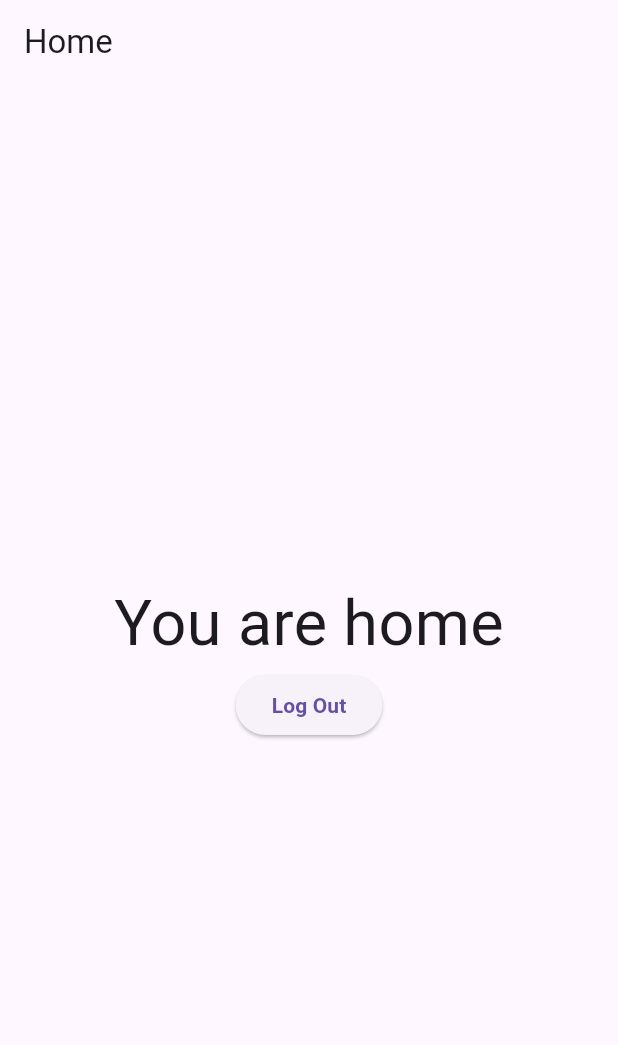
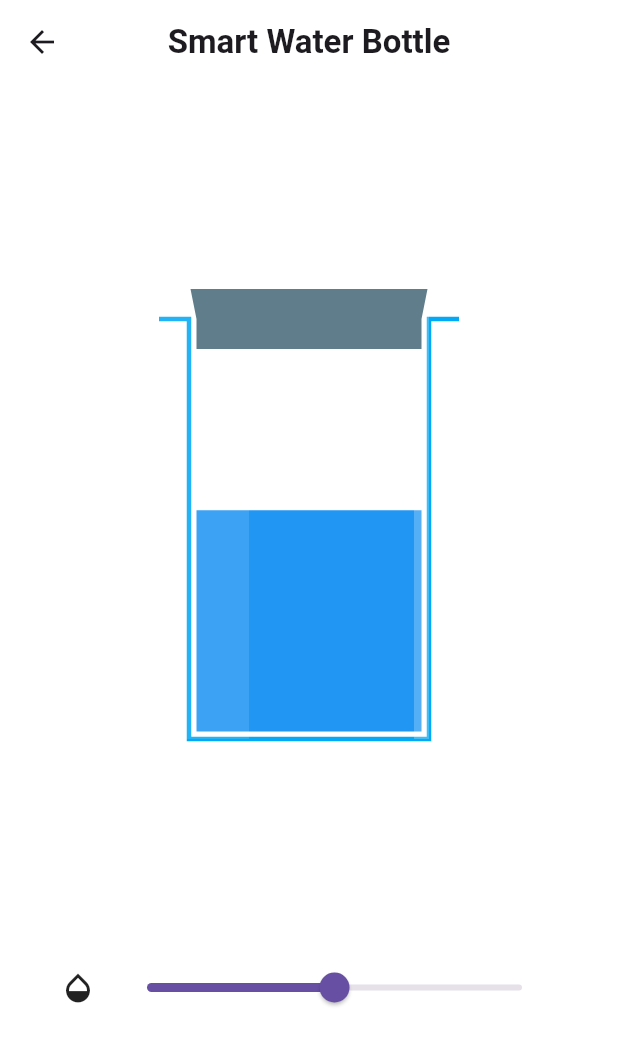
Before and after one commit to kvnlnk/swpm-smart-water-bottle, a Flutter app: the Home screen opened by its route, on a phone screen of 412 x 824 dp. Shown: the top 1045 px of the screen. Run offline on Flutter 3.47's test engine with Material 3 defaults, Android fonts, the phone set to English and light mode, and no system bars; our stand-ins replace flutter_dotenv, supabase_flutter; missing offline and left inert: supabase_auth_ui; accounts and stored records are empty.

Commit message:
feat: add simple water bottle (stole the code)

```diff
--- /dev/null
+++ b/frontend/swpm_flutter_app/lib/components/water_bottle/water_bottle.dart
@@ -0,0 +1,174 @@
+import 'package:flutter/material.dart';
+
+class WaterBottle extends StatelessWidget {
+  /// Color of the water
+  final Color waterColor;
+
+  /// Color of the bottle
+  final Color bottleColor;
+
+  /// Color of the bottle cap
+  final Color capColor;
+
+  /// Water level from 0.0 to 1.0
+  final double waterLevel;
+
+  /// Create a regular bottle, you can customize it's part with
+  /// [waterColor], [bottleColor], [capColor].
+  WaterBottle({
+    Key? key,
+    this.waterColor = Colors.blue,
+    this.bottleColor = Colors.blue,
+    this.capColor = Colors.blueGrey,
+    this.waterLevel = 0.5,
+  }) : super(key: key);
+
+  @override
+  Widget build(BuildContext context) {
+    return AspectRatio(
+      aspectRatio: 1 / 1,
+      child: CustomPaint(
+        painter: WaterBottlePainter(
+          waterLevel: waterLevel,
+          waterColor: waterColor,
+          bottleColor: bottleColor,
+          capColor: capColor,
+        ),
+      ),
+    );
+  }
+}
+
+class WaterBottlePainter extends CustomPainter {
+  /// Water level, 0 = no water, 1 = full water
+  final double waterLevel;
+
+  /// Water color
+  final Color waterColor;
+
+  /// Bottle color
+  final Color bottleColor;
+
+  /// Bottle cap color
+  final Color capColor;
+
+  WaterBottlePainter({
+    required this.waterLevel,
+    required this.waterColor,
+    required this.bottleColor,
+    required this.capColor,
+  });
+
+  @override
+  void paint(Canvas canvas, Size size) {
+    // Flasche zeichnen
+    {
+      final paint = Paint();
+      paint.color = bottleColor;
+      paint.style = PaintingStyle.stroke;
+      paint.strokeWidth = 3;
+      paintEmptyBottle(canvas, size, paint);
+    }
+
+    // Wasser zeichnen (statisch, ohne Wellen)
+    {
+      final paint = Paint();
+      paint.color = waterColor;
+      paint.style = PaintingStyle.fill;
+      paintStaticWater(canvas, size, paint);
+    }
+
+    // Glanz-Effekt
+    {
+      final paint = Paint();
+      paint.style = PaintingStyle.fill;
+      paintGlossyOverlay(canvas, size, paint);
+    }
+
+    // Deckel
+    {
+      final paint = Paint();
+      paint.style = PaintingStyle.fill;
+      paint.color = capColor;
+      paintCap(canvas, size, paint);
+    }
+  }
+
+  void paintEmptyBottle(Canvas canvas, Size size, Paint paint) {
+    final neckTop = size.width * 0.1;
+    final neckBottom = size.height;
+    final neckRingOuter = 0.0;
+    final neckRingOuterR = size.width - neckRingOuter;
+    final neckRingInner = size.width * 0.1;
+    final neckRingInnerR = size.width - neckRingInner;
+    final path = Path();
+    path.moveTo(neckRingOuter, neckTop);
+    path.lineTo(neckRingInner, neckTop);
+    path.lineTo(neckRingInner, neckBottom);
+    path.lineTo(neckRingInnerR, neckBottom);
+    path.lineTo(neckRingInnerR, neckTop);
+    path.lineTo(neckRingOuterR, neckTop);
+    canvas.drawPath(path, paint);
+  }
+
+  void paintStaticWater(Canvas canvas, Size size, Paint paint) {
+    if (waterLevel <= 0) return;
+
+    final neckRingInner = size.width * 0.1;
+    final neckRingInnerR = size.width - neckRingInner;
+
+    // Berechne Wasser-Höhe
+    final waterHeight = (size.height - 5) * waterLevel;
+    final waterTop = size.height - 5 - waterHeight;
+
+    // Zeichne einfaches Rechteck für Wasser
+    canvas.drawRect(
+      Rect.fromLTRB(
+        neckRingInner + 5,
+        waterTop,
+        neckRingInnerR - 5,
+        size.height - 5,
+      ),
+      paint,
+    );
+  }
+
+  void paintGlossyOverlay(Canvas canvas, Size size, Paint paint) {
+    // Einfacher Glanz-Effekt ohne komplexe Shader
+    paint.color = Colors.white.withAlpha(30);
+    canvas.drawRect(Rect.fromLTRB(0, 0, size.width * 0.3, size.height), paint);
+
+    paint.color = Colors.white.withAlpha(60);
+    canvas.drawRect(
+      Rect.fromLTRB(size.width * 0.85, 0, size.width * 0.9, size.height),
+      paint,
+    );
+  }
+
+  void paintCap(Canvas canvas, Size size, Paint paint) {
+    final capTop = 0.0;
+    final capBottom = size.width * 0.2;
+    final capMid = (capBottom - capTop) / 2;
+    final capL = size.width * 0.08 + 5;
+    final capR = size.width - capL;
+    final neckRingInner = size.width * 0.1 + 5;
+    final neckRingInnerR = size.width - neckRingInner;
+    final path = Path();
+    path.moveTo(capL, capTop);
+    path.lineTo(neckRingInner, capMid);
+    path.lineTo(neckRingInner, capBottom);
+    path.lineTo(neckRingInnerR, capBottom);
+    path.lineTo(neckRingInnerR, capMid);
+    path.lineTo(capR, capTop);
+    path.close();
+    canvas.drawPath(path, paint);
+  }
+
+  @override
+  bool shouldRepaint(WaterBottlePainter oldDelegate) {
+    return oldDelegate.waterLevel != waterLevel ||
+        oldDelegate.waterColor != waterColor ||
+        oldDelegate.bottleColor != bottleColor ||
+        oldDelegate.capColor != capColor;
+  }
+}
--- a/frontend/swpm_flutter_app/lib/pages/home.dart
+++ b/frontend/swpm_flutter_app/lib/pages/home.dart
@@ -1,31 +1,71 @@
 import 'package:flutter/material.dart';
-import 'package:supabase_auth_ui/supabase_auth_ui.dart';
+import '../components/water_bottle/water_bottle.dart';
 
-import '../constants.dart';
-
-class Home extends StatelessWidget {
+class Home extends StatefulWidget {
   const Home({Key? key}) : super(key: key);
 
   @override
+  HomeState createState() => HomeState();
+}
+
+class HomeState extends State<Home> {
+  double waterLevel = 0.5;
+  int selectedStyle = 0;
+
+  @override
   Widget build(BuildContext context) {
+    final plain = WaterBottle(
+      waterColor: Colors.blue,
+      bottleColor: Colors.lightBlue,
+      capColor: Colors.blueGrey,
+      waterLevel: waterLevel,
+    );
+
+    final bottle = Center(
+      child: SizedBox(width: 200, height: 300, child: plain),
+    );
+
+    final waterSlider = Padding(
+      padding: EdgeInsets.symmetric(vertical: 5, horizontal: 40),
+      child: Row(
+        mainAxisAlignment: MainAxisAlignment.spaceBetween,
+        crossAxisAlignment: CrossAxisAlignment.center,
+        children: [
+          Icon(Icons.opacity),
+          SizedBox(width: 10),
+          Expanded(
+            child: Slider(
+              value: waterLevel,
+              max: 1.0,
+              min: 0.0,
+              onChanged: (value) {
+                setState(() {
+                  waterLevel = value;
+                });
+              },
+            ),
+          ),
+        ],
+      ),
+    );
+
     return Scaffold(
-      appBar: appBar('Home'),
-      body: Center(
+      appBar: AppBar(
+        title: const Text(
+          "Smart Water Bottle",
+          style: TextStyle(fontSize: 22, fontWeight: FontWeight.bold),
+        ),
+        centerTitle: true,
+        backgroundColor: Colors.white,
+      ),
+      body: Container(
+        width: double.infinity,
+        height: double.infinity,
+        color: Colors.white,
         child: Column(
           mainAxisAlignment: MainAxisAlignment.center,
-          children: [
-            const Text('You are home', style: TextStyle(fontSize: 42)),
-            ElevatedButton(
-              onPressed: () {
-                Supabase.instance.client.auth.signOut();
-                Navigator.of(context).pushReplacementNamed('/');
-              },
-              child: const Text(
-                'Log Out',
-                style: TextStyle(fontWeight: FontWeight.bold),
-              ),
-            ),
-          ],
+          crossAxisAlignment: CrossAxisAlignment.stretch,
+          children: [Spacer(), bottle, Spacer(), waterSlider, Spacer()],
         ),
       ),
     );
--- a/frontend/swpm_flutter_app/pubspec.yaml
+++ b/frontend/swpm_flutter_app/pubspec.yaml
@@ -37,6 +37,7 @@ dependencies:
   flutter_dotenv: ^5.2.0
   supabase_flutter: ^2.0.0
   supabase_auth_ui: ^0.5.5
+  http: ^1.0.0
 
 dev_dependencies:
   flutter_test:
```
Also changed, not shown: frontend/swpm_flutter_app/pubspec.lock.
